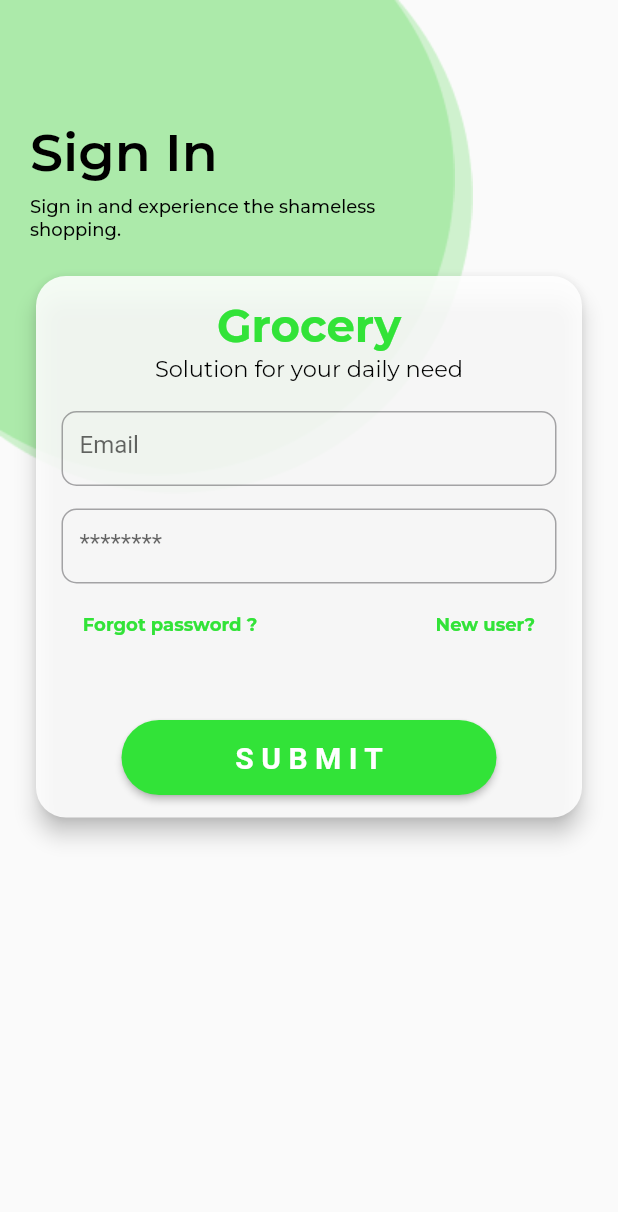
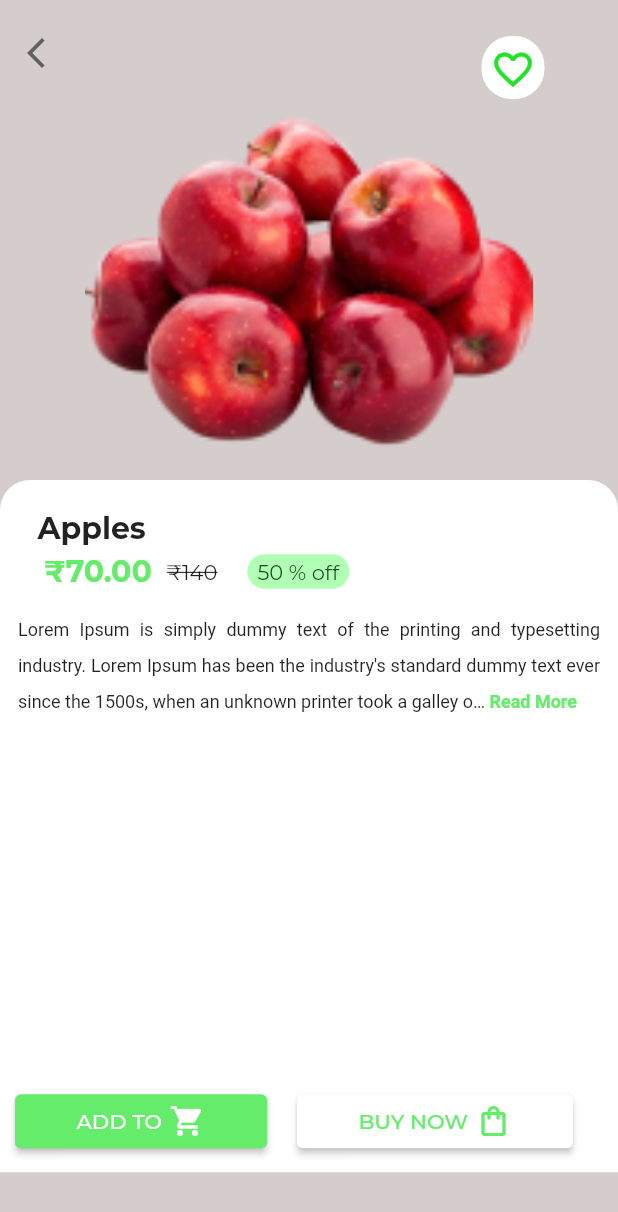
Before and after one commit to virali3705/Grocery, a Flutter app: the screen it shows after launch, on a phone screen of 412 x 824 dp. Shown: the top 1212 px of the screen. Run offline on Flutter 3.47's test engine with Material 3 defaults, Android fonts, the phone set to English and light mode, and no system bars; drawn by our look-alikes of readmore; our stand-ins replace google_fonts.

Commit message:
Product Details UI Screen is Completed!!

```diff
--- a/lib/homescreenpart2.dart
+++ /dev/null
@@ -1,16 +0,0 @@
-import 'package:flutter/material.dart';
-
-class homescreen2 extends StatelessWidget {
-  const homescreen2({super.key});
-
-  @override
-  Widget build(BuildContext context) {
-    return const Scaffold(
-      body: Column(
-        children: [
-          Text("Products for you")
-        ],
-      ),
-    );
-  }
-}
--- a/lib/main.dart
+++ b/lib/main.dart
@@ -1,6 +1,7 @@
 import 'package:flutter/material.dart';
 import 'package:grocery_app/Loginscreen.dart';
 import 'package:grocery_app/Register%20screen.dart';
+import 'package:grocery_app/productdetailsscreen.dart';
 
 void main() {
   runApp(const FlutterApp());
@@ -13,12 +14,13 @@ class FlutterApp extends StatelessWidget {
   @override
   Widget build(BuildContext context) {
     return MaterialApp(
+      debugShowCheckedModeBanner: false,
       title: 'Flutter Demo',
       theme: ThemeData(
         colorScheme: ColorScheme.fromSeed(seedColor: Colors.deepPurple),
         useMaterial3: false,
       ),
-      home: LoginScreen(),
+      home: ProductDetailsScreen(),
     );
   }
 }
--- /dev/null
+++ b/lib/productdetailsscreen.dart
@@ -0,0 +1,186 @@
+// import 'package:flutter/cupertino.dart';
+import 'package:flutter/material.dart';
+import 'package:flutter/widgets.dart';
+// import 'package:flutter/widgets.dart';
+import 'package:google_fonts/google_fonts.dart';
+import 'package:readmore/readmore.dart';
+
+
+class ProductDetailsScreen extends StatelessWidget {
+   ProductDetailsScreen({super.key});
+  String content = "Lorem Ipsum is simply dummy text of the printing and typesetting industry. Lorem Ipsum has been the industry's standard dummy text ever since the 1500s, when an unknown printer took a galley of type and scrambled it to ";
+
+  @override
+  Widget build(BuildContext context) {
+    return  Scaffold(
+      backgroundColor: const Color.fromARGB(255, 213, 204,204),
+      body: SafeArea(child:
+      Column(
+        children: [
+          Row(
+            children: [
+              IconButton(onPressed: () {}, icon: const Icon(Icons.arrow_back_ios_new),color: Colors.grey.shade700,),
+              const SizedBox(
+                width: 270,
+              ),
+              Padding(
+                padding: const EdgeInsets.only(top: 20),
+                child: Stack(alignment: Alignment.center,
+                  children: [
+                    Container(
+                  height: 42,
+                  width: 42,
+                  decoration: const BoxDecoration(color: Colors.white,
+                  borderRadius: BorderRadius.all(Radius.circular(20))
+                  ),
+                ),
+                 Padding(
+                   padding: const EdgeInsets.only(top: 2),
+                   child: IconButton(onPressed: () {}, icon: const Icon(Icons.favorite_outline_sharp),iconSize: 30,color: const Color.fromARGB(255, 34, 226, 44),),
+                 ),
+                  ],
+                ),
+              )
+              ],
+          ),
+          const SizedBox(height: 250,width: 450, child: Image(image: AssetImage("assets/Apple.png"),height: 250,width: 250,fit: BoxFit.contain,)),
+            Container(
+            width: double.infinity,
+            height: MediaQuery.of(context).size.height * 0.56,
+            decoration: const BoxDecoration(
+              color: Colors.white,
+              borderRadius: BorderRadius.only(
+                topLeft: Radius.circular(20),
+                topRight: Radius.circular(20),
+              ),
+            ),
+            child: Stack(
+              children: [
+                Column(
+                  children: [
+                    Padding(
+                      padding: const EdgeInsets.only(left: 25,top: 20),
+                      child: Row(
+                        children: [
+                          Column(
+                      children: [
+                        Padding(
+                          padding: const EdgeInsets.only(right: 140),
+                          child: Text("Apples",style: GoogleFonts.montserrat(fontSize: 20,fontWeight: FontWeight.w700),),
+                        ),
+                        const SizedBox(
+                          height: 5,
+                        ),
+                        Padding(
+                          padding: const EdgeInsets.only(right: 0),
+                          child: Row(
+                            children: [
+                              Text("₹70.00",style: GoogleFonts.montserrat(color: const Color.fromARGB(255, 101, 236, 106),fontWeight: FontWeight.w700,fontSize: 20),),
+                              const SizedBox(
+                                width: 10,
+                              ),
+                              Text("₹140",style: GoogleFonts.montserrat(decoration: TextDecoration.lineThrough),),
+                              const SizedBox(
+                                width: 20,
+                              ),
+                              Container(alignment: Alignment.center,
+                            height: 23,
+                             width: 68,
+                            decoration: const BoxDecoration(color: Color.fromARGB(255, 177, 255, 181),
+                                  borderRadius: BorderRadius.all(Radius.circular(12)),
+                          ),
+                            child: Text("50 % off",style:  GoogleFonts.montserrat(color: Color.fromARGB(255, 30, 75, 32),),)
+                          ),
+
+                            ],
+                          ),
+                        ),
+
+                      ],
+                    )
+                        ],
+                      )
+                    ),
+                    Column(
+                      children: [
+                        Padding(
+                          padding: const EdgeInsets.all(12.0),
+                          child: ReadMoreText(content,
+                            trimLines: 3,
+                            textAlign: TextAlign.justify,
+                            trimMode: TrimMode.Line,
+                            trimCollapsedText: "Read More",
+                            trimExpandedText: "Show Less",
+                            lessStyle: TextStyle(
+                              fontWeight: FontWeight.bold,
+                              color: Color.fromARGB(255, 101, 236, 106)
+                            ),
+                            moreStyle: TextStyle(
+                              fontWeight: FontWeight.bold,
+                              color: Color.fromARGB(255, 101, 236, 106)
+                            ),
+                            style: TextStyle(
+                              fontSize: 12,
+                              height: 2,
+                            ),
+                            ),
+                        )
+                      ],
+                    ),
+                    Spacer(),
+
+                    Padding(
+                      padding: const EdgeInsets.all(10.0),
+                      child: Row(
+                        children: [
+                          ElevatedButton(onPressed: () {},style: ElevatedButton.styleFrom(backgroundColor: const Color.fromARGB(255, 101, 236, 106)), child: Row(
+                            children: [
+                                                          const SizedBox(
+                                width: 25,
+                              ),
+                              Text("ADD TO",style: GoogleFonts.montserrat(),),
+                              const SizedBox(
+                                width: 5,
+                              ),
+                              const Icon(Icons.shopping_cart),
+                                                          const SizedBox(
+                                width: 25,
+                              ),
+                            ],
+                          ),
+                          ),
+                          SizedBox(
+                            width: 20,
+                          ),
+                          ElevatedButton(onPressed: () {},style: ElevatedButton.styleFrom(backgroundColor: Colors.white), child: Row(
+                            children: [
+                                                          const SizedBox(
+                                width: 25,
+                              ),
+                              Text("BUY NOW",style: GoogleFonts.montserrat(color: const Color.fromARGB(255, 101, 236, 106),),),
+                              const SizedBox(
+                                width: 5,
+                              ),
+                              const Icon(Icons.shopping_bag_outlined,color: Color.fromARGB(255, 101, 236, 106),),
+                              const SizedBox(
+                                width: 25,
+                              ),
+                            ],
+                          ),),
+                        ],
+                      ),
+                    )
+                  ],
+                ),
+
+
+              ],
+            ),
+            )
+        ],
+      ),
+
+      ),
+    );
+  }
+}
--- a/pubspec.yaml
+++ b/pubspec.yaml
@@ -31,12 +31,12 @@ dependencies:
   flutter:
     sdk: flutter
 
-
   # The following adds the Cupertino Icons font to your application.
   # Use with the CupertinoIcons class for iOS style icons.
   cupertino_icons: ^1.0.6
   google_fonts: ^6.1.0
   carousel_slider: ^4.2.1
+  readmore: ^2.1.0
 
 dev_dependencies:
   flutter_test:
```
Also changed, not shown: assets/Apple.png (added), assets/Veg.png (added), pubspec.lock.
